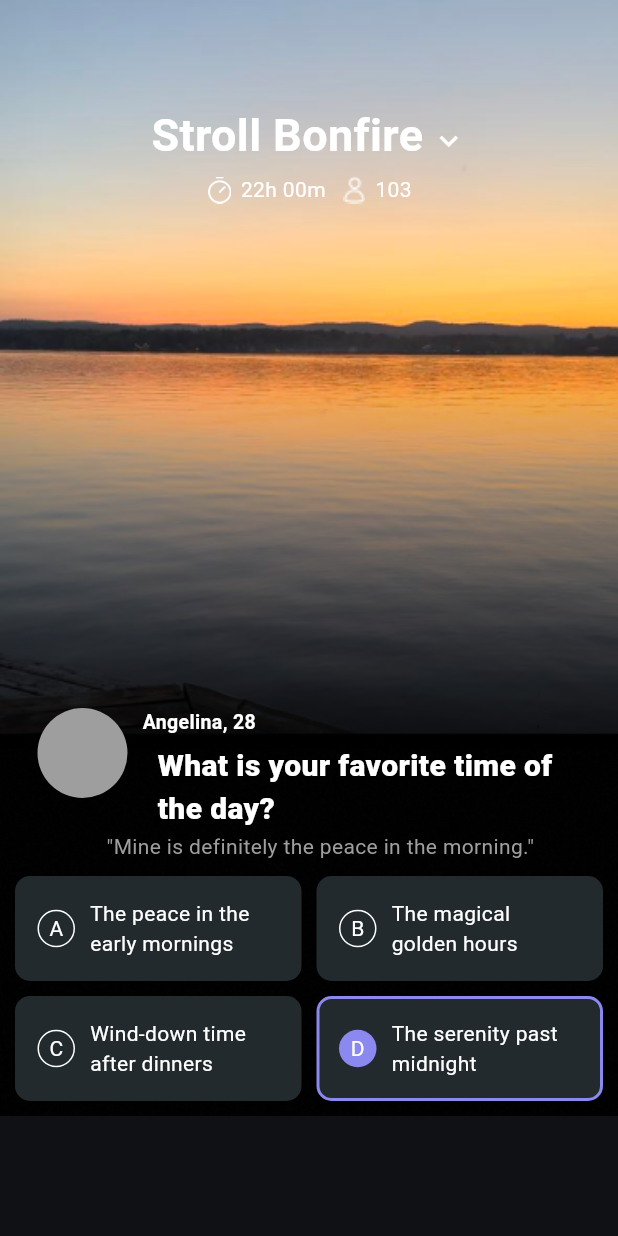
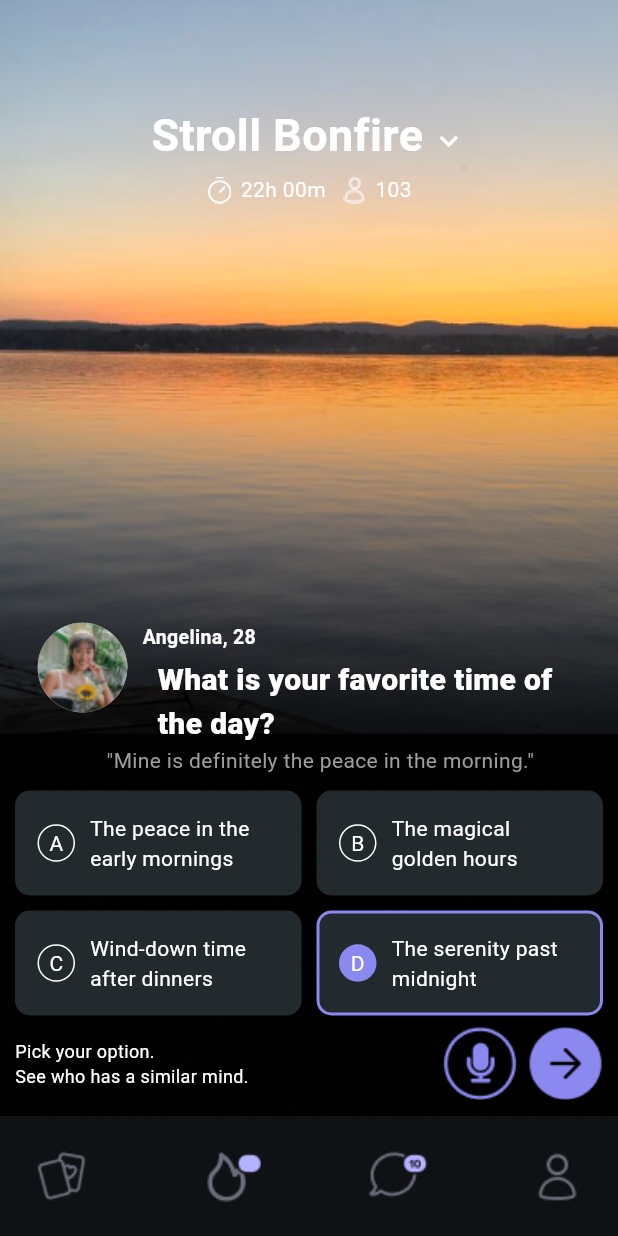
Before and after one commit to hijasahamed/Stroll_Dating_App, a Flutter app: the screen it shows after launch, on a phone screen of 412 x 824 dp. Run offline on Flutter 3.47's test engine with Material 3 defaults, Android fonts, the phone set to English and light mode, and no system bars.

Commit message:
feat: mic and next button section added

```diff
--- a/lib/main.dart
+++ b/lib/main.dart
@@ -132,7 +132,7 @@ class UserInterfaceScreen extends StatelessWidget {
                     child: Row(
                       crossAxisAlignment: CrossAxisAlignment.start,
                       children: [
-                        CircleAvatar(radius: 30, backgroundColor: Colors.grey),
+                        CircleAvatar(radius: 30, backgroundColor: Colors.grey,backgroundImage: AssetImage('assets/images/dp.png'),),
                         const SizedBox(width: 10),
                         Flexible(
                           child: Column(
@@ -174,36 +174,117 @@ class UserInterfaceScreen extends StatelessWidget {
                     padding: const EdgeInsets.only(left: 15),
                     child: Text(
                       '"Mine is definitely the peace in the morning."',
-                      style: TextStyle(fontSize: 14, color: Colors.grey,fontWeight: FontWeight.w400),
+                      style: TextStyle(
+                        fontSize: 14,
+                        color: Colors.grey,
+                        fontWeight: FontWeight.w400,
+                      ),
                     ),
                   ),
-                  SizedBox(height: 10,),
+                  SizedBox(height: 10),
                   Column(
                     spacing: 10,
                     children: [
                       Row(
                         spacing: 10,
                         children: [
-                          buildOption('The peace in the early mornings', context,'A'),
-                          buildOption('The magical golden hours', context,'B'),
+                          buildOption(
+                            'The peace in the early mornings',
+                            context,
+                            'A',
+                          ),
+                          buildOption('The magical golden hours', context, 'B'),
                         ],
                       ),
                       Row(
                         spacing: 10,
                         children: [
-                          buildOption('Wind-down time after dinners', context,'C'),
-                          buildOption('The serenity past midnight', context,'D'),
+                          buildOption(
+                            'Wind-down time after dinners',
+                            context,
+                            'C',
+                          ),
+                          buildOption(
+                            'The serenity past midnight',
+                            context,
+                            'D',
+                          ),
                         ],
                       ),
                     ],
-                  )
+                  ),
+                  SizedBox(height: 7),
+                  Row(
+                    spacing: 7,
+                    children: [
+                      Column(
+                        crossAxisAlignment: CrossAxisAlignment.start,
+                        children: [
+                          Text(
+                            'Pick your option.',
+                            style: TextStyle(color: Colors.white, fontSize: 12),
+                          ),
+                          Text(
+                            'See who has a similar mind.',
+                            style: TextStyle(color: Colors.white, fontSize: 12),
+                          ),
+                        ],
+                      ),
+                      Spacer(),
+                      Image.asset(
+                        'assets/images/mic.png',
+                        height: 50,
+                        width: 50,
+                        fit: BoxFit.contain,
+                      ),
+                      Image.asset(
+                        'assets/images/arrow right.png',
+                        height: 50,
+                        width: 50,
+                        fit: BoxFit.contain,
+                      ),
+                    ],
+                  ),
                 ],
               ),
             ),
           ),
         ],
       ),
-      bottomNavigationBar: BottomAppBar(color: Color(0XFF0F1115)),
+      bottomNavigationBar: BottomAppBar(
+        color: Color(0XFF0F1115),
+        child: SizedBox(
+          child: Row(
+            mainAxisAlignment: MainAxisAlignment.spaceBetween,
+            children: [
+              Image.asset(
+                'assets/images/Card.png',
+                height: 50,
+                width: 50,
+                fit: BoxFit.contain,
+              ),
+              Image.asset(
+                'assets/images/fire.png',
+                height: 50,
+                width: 50,
+                fit: BoxFit.contain,
+              ),
+              Image.asset(
+                'assets/images/Chat.png',
+                height: 50,
+                width: 50,
+                fit: BoxFit.contain,
+              ),
+              Image.asset(
+                'assets/images/User.png',
+                height: 50,
+                width: 50,
+                fit: BoxFit.contain,
+              ),
+            ],
+          ),
+        ),
+      ),
     );
   }
 
@@ -213,7 +294,10 @@ class UserInterfaceScreen extends StatelessWidget {
         decoration: BoxDecoration(
           color: Color(0XFF232A2E),
           borderRadius: BorderRadius.circular(10),
-          border: Border.all(color: profileText=='D'? Color(0XFF8B88EF): Colors.transparent,width: 2)
+          border: Border.all(
+            color: profileText == 'D' ? Color(0XFF8B88EF) : Colors.transparent,
+            width: 2,
+          ),
         ),
         child: Padding(
           padding: const EdgeInsets.all(13),
@@ -223,9 +307,15 @@ class UserInterfaceScreen extends StatelessWidget {
                 width: 25,
                 height: 25,
                 decoration: BoxDecoration(
-                  border: Border.all(color: profileText=='D'? Colors.transparent: Colors.white),
+                  border: Border.all(
+                    color:
+                        profileText == 'D' ? Colors.transparent : Colors.white,
+                  ),
                   shape: BoxShape.circle,
-                  color: profileText=='D'? Color(0XFF8B88EF): Colors.transparent,
+                  color:
+                      profileText == 'D'
+                          ? Color(0XFF8B88EF)
+                          : Colors.transparent,
                 ),
                 child: Center(
                   child: Text(
```
Also changed, not shown: assets/images/Card.png (added), assets/images/Chat.png (added), assets/images/User.png (added), assets/images/fire.png (added).
